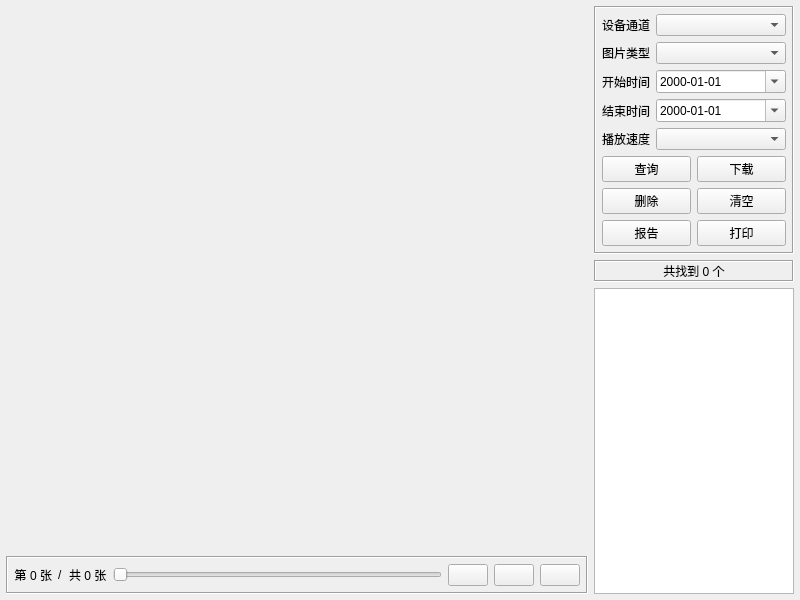
Qt form video_system/ui/frmvideo/frmvideoplayimage.ui (Geey-Cloud/video-system) before a commit.
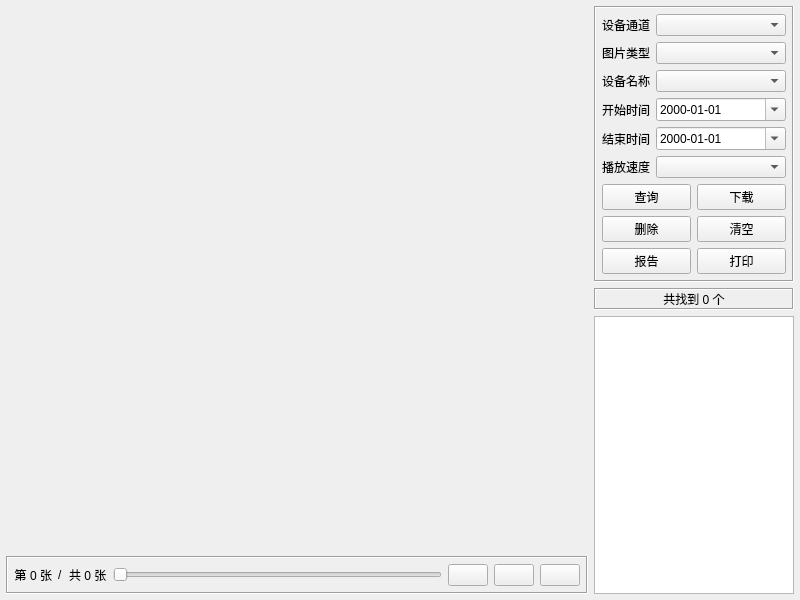
The same form after that commit. Custom widgets are drawn as their Qt base class.

Commit message: 报警图片(视频)保存路径由[默认路径/日期]更改为[默认路径/设备名称/日期]

The edit to the form file:
```diff
--- a/video_system/ui/frmvideo/frmvideoplayimage.ui
+++ b/video_system/ui/frmvideo/frmvideoplayimage.ui
@@ -110,6 +110,26 @@
          <property name="spacing">
           <number>6</number>
          </property>
+         <item row="3" column="1">
+          <widget class="QDateEdit" name="dateStart">
+           <property name="displayFormat">
+            <string>yyyy-MM-dd</string>
+           </property>
+           <property name="calendarPopup">
+            <bool>true</bool>
+           </property>
+          </widget>
+         </item>
+         <item row="4" column="1">
+          <widget class="QDateEdit" name="dateEnd">
+           <property name="displayFormat">
+            <string>yyyy-MM-dd</string>
+           </property>
+           <property name="calendarPopup">
+            <bool>true</bool>
+           </property>
+          </widget>
+         </item>
          <item row="0" column="0">
           <widget class="QLabel" name="labCh">
            <property name="text">
@@ -117,6 +137,26 @@
            </property>
           </widget>
          </item>
+         <item row="5" column="1">
+          <widget class="QComboBox" name="cboxSpeed"/>
+         </item>
+         <item row="1" column="1">
+          <widget class="QComboBox" name="cboxType"/>
+         </item>
+         <item row="4" column="0">
+          <widget class="QLabel" name="labDateEnd">
+           <property name="text">
+            <string>结束时间</string>
+           </property>
+          </widget>
+         </item>
+         <item row="1" column="0">
+          <widget class="QLabel" name="labType">
+           <property name="text">
+            <string>图片类型</string>
+           </property>
+          </widget>
+         </item>
          <item row="0" column="1">
           <widget class="QComboBox" name="cboxCh">
            <property name="sizePolicy">
@@ -127,58 +167,21 @@
            </property>
           </widget>
          </item>
-         <item row="1" column="0">
-          <widget class="QLabel" name="labType">
-           <property name="text">
-            <string>图片类型</string>
-           </property>
-          </widget>
-         </item>
-         <item row="1" column="1">
-          <widget class="QComboBox" name="cboxType"/>
-         </item>
-         <item row="2" column="0">
+         <item row="3" column="0">
           <widget class="QLabel" name="labDateStart">
            <property name="text">
             <string>开始时间</string>
            </property>
           </widget>
          </item>
-         <item row="2" column="1">
-          <widget class="QDateEdit" name="dateStart">
-           <property name="displayFormat">
-            <string>yyyy-MM-dd</string>
-           </property>
-           <property name="calendarPopup">
-            <bool>true</bool>
-           </property>
-          </widget>
-         </item>
-         <item row="3" column="0">
-          <widget class="QLabel" name="labDateEnd">
-           <property name="text">
-            <string>结束时间</string>
-           </property>
-          </widget>
-         </item>
-         <item row="3" column="1">
-          <widget class="QDateEdit" name="dateEnd">
-           <property name="displayFormat">
-            <string>yyyy-MM-dd</string>
-           </property>
-           <property name="calendarPopup">
-            <bool>true</bool>
-           </property>
-          </widget>
-         </item>
-         <item row="4" column="0">
+         <item row="5" column="0">
           <widget class="QLabel" name="labSpeed">
            <property name="text">
             <string>播放速度</string>
            </property>
           </widget>
          </item>
-         <item row="5" column="0" colspan="2">
+         <item row="6" column="0" colspan="2">
           <layout class="QGridLayout" name="gridLayout_3">
            <property name="spacing">
             <number>6</number>
@@ -227,8 +230,19 @@
            </item>
           </layout>
          </item>
-         <item row="4" column="1">
-          <widget class="QComboBox" name="cboxSpeed"/>
+         <item row="2" column="0">
+          <widget class="QLabel" name="labDeviceName">
+           <property name="text">
+            <string>设备名称</string>
+           </property>
+          </widget>
+         </item>
+         <item row="2" column="1">
+          <widget class="QComboBox" name="cboxDeviceName">
+           <property name="editable">
+            <bool>false</bool>
+           </property>
+          </widget>
          </item>
         </layout>
        </widget>
```
Left out of the diff: 20 changed lines with no effect on the pictures. The commit also changes 5 other files.
